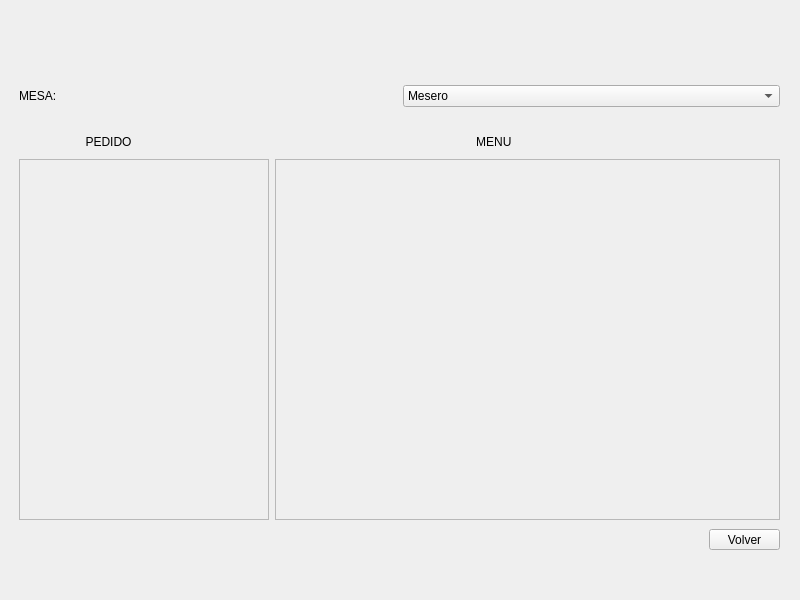
First picture: the form in mainwindow.ui, repository zamax14/Foodministration, before the edit.
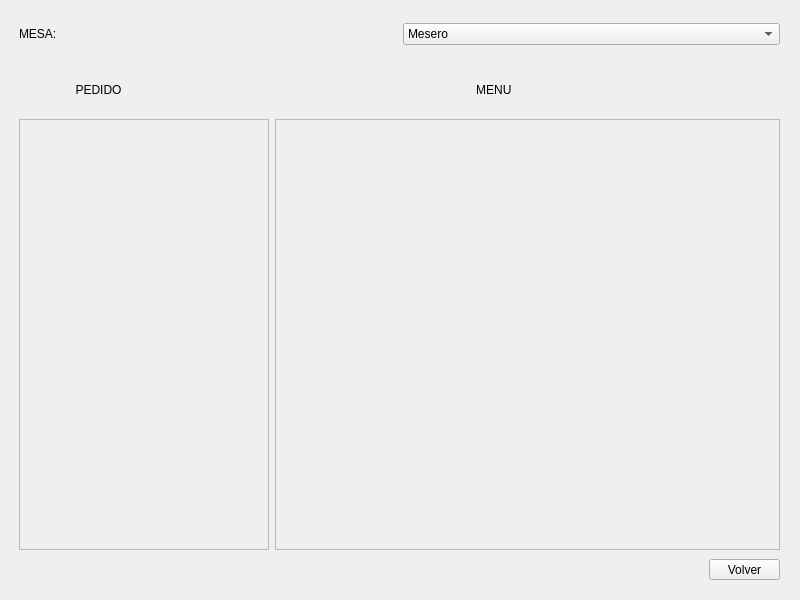
Second picture: the form after the edit. The open tabs and pages were chosen to show the change. Icons and pictures are not drawn.

```diff
--- a/mainwindow.ui
+++ b/mainwindow.ui
@@ -19,7 +19,7 @@
   </property>
   <widget class="QWidget" name="centralwidget">
    <layout class="QGridLayout" name="gridLayout">
-    <item row="1" column="0">
+    <item row="0" column="0">
      <widget class="QStackedWidget" name="pagesSW">
       <property name="sizePolicy">
        <sizepolicy hsizetype="Preferred" vsizetype="Preferred">
@@ -337,7 +337,7 @@
         <property name="geometry">
          <rect>
           <x>700</x>
-          <y>520</y>
+          <y>550</y>
           <width>71</width>
           <height>21</height>
          </rect>
@@ -356,9 +356,9 @@
         <property name="geometry">
          <rect>
           <x>10</x>
-          <y>150</y>
+          <y>110</y>
           <width>761</width>
-          <height>361</height>
+          <height>431</height>
          </rect>
         </property>
         <layout class="QGridLayout" name="gridLayout_2">
@@ -379,9 +379,14 @@
               <x>0</x>
               <y>0</y>
               <width>248</width>
-              <height>357</height>
+              <height>427</height>
              </rect>
             </property>
+            <layout class="QGridLayout" name="gridLayout_7">
+             <item row="0" column="0">
+              <layout class="QGridLayout" name="gridLayout_6"/>
+             </item>
+            </layout>
            </widget>
           </widget>
          </item>
@@ -396,9 +401,14 @@
               <x>0</x>
               <y>0</y>
               <width>501</width>
-              <height>357</height>
+              <height>427</height>
              </rect>
             </property>
+            <layout class="QGridLayout" name="gridLayout_5">
+             <item row="0" column="0">
+              <layout class="QGridLayout" name="menuGL"/>
+             </item>
+            </layout>
            </widget>
           </widget>
          </item>
@@ -408,9 +418,9 @@
         <property name="geometry">
          <rect>
           <x>10</x>
-          <y>60</y>
+          <y>10</y>
           <width>761</width>
-          <height>54</height>
+          <height>31</height>
          </rect>
         </property>
         <layout class="QGridLayout" name="gridLayout_3">
@@ -464,9 +474,9 @@
         <property name="geometry">
          <rect>
           <x>10</x>
-          <y>120</y>
+          <y>60</y>
           <width>761</width>
-          <height>26</height>
+          <height>41</height>
          </rect>
         </property>
         <layout class="QGridLayout" name="gridLayout_4">
@@ -477,7 +487,7 @@
 </string>
            </property>
            <property name="text">
-            <string>                    PEDIDO</string>
+            <string>                 PEDIDO</string>
            </property>
           </widget>
          </item>
```
